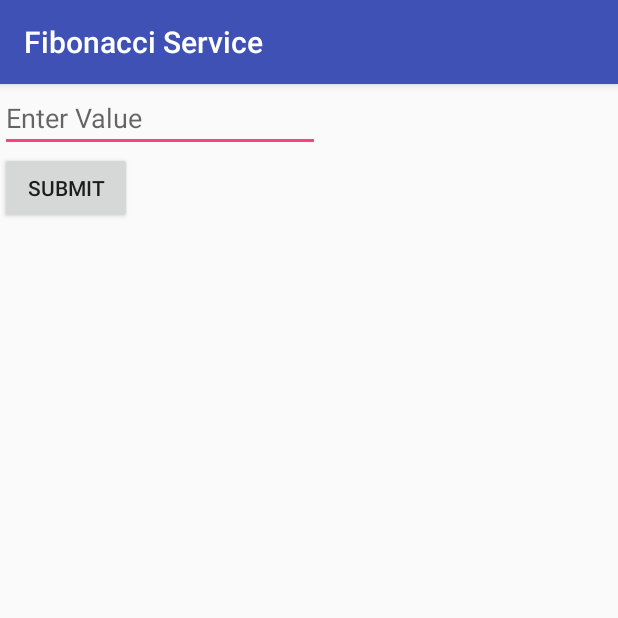
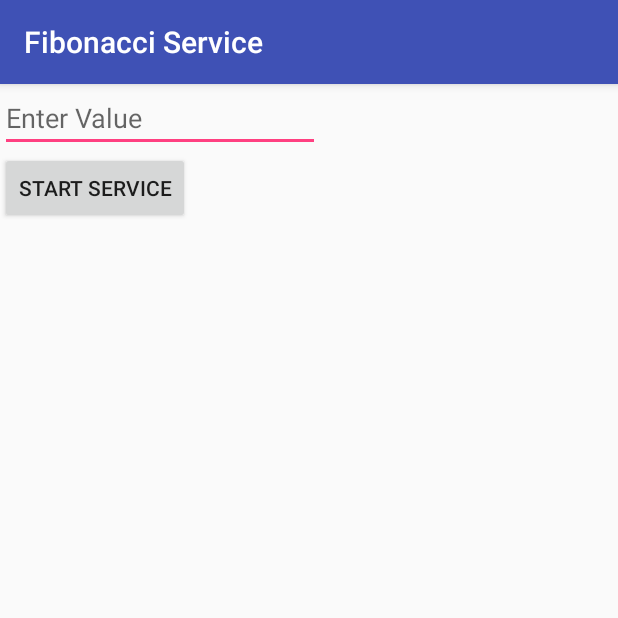
Before and after one commit to juanmendez/reviewing-services, an Android app: the screen it shows after launch (MainActivity), on a phone screen of 412 x 824 dp, the top half of it. Run offline under Robolectric (Android 15) with nearby library versions, the phone set to English and light mode, and no system bars.

Commit message:
added stopService

```diff
--- a/app/build.gradle
+++ b/app/build.gradle
@@ -32,6 +32,7 @@ dependencies {
     compile 'com.android.support.constraint:constraint-layout:1.0.2'
     compile 'io.reactivex.rxjava2:rxandroid:2.0.1'
     compile 'io.reactivex.rxjava2:rxjava:2.0.1'
+    //compile 'com.jakewharton.timber:timber:4.5.1'
 
 
     androidTestCompile('com.android.support.test.espresso:espresso-core:2.2.2', {
--- a/app/src/main/java/info/juanmendez/android/reviewservices/services/FibonacciService.java
+++ b/app/src/main/java/info/juanmendez/android/reviewservices/services/FibonacciService.java
@@ -40,6 +40,8 @@ public class FibonacciService extends Service {
                 Log.i("FibonacciService", "running in " + Thread.currentThread().getName() );
                 String result = "";
 
+                // See more at: http://www.java2novice.com/java-interview-programs/fibonacci-series/
+
                 int[] feb = new int[febCount];
                 feb[0] = 0;
                 feb[1] = 1;
@@ -50,8 +52,6 @@ public class FibonacciService extends Service {
                 for(int i=0; i< febCount; i++){
                     result +=  feb[i] + " ";
                 }
-
-                // See more at: http://www.java2novice.com/java-interview-programs/fibonacci-series/#sthash.Clgk0pQ4.dpuf
 
                 return result;
             }).subscribeOn(Schedulers.computation())
@@ -67,6 +67,7 @@ public class FibonacciService extends Service {
 
     @Override
     public void onDestroy() {
+        Log.i( "FibonacciService", "good bye!" );
         super.onDestroy();
     }
 }
--- a/app/src/main/res/layout/activity_main.xml
+++ b/app/src/main/res/layout/activity_main.xml
@@ -19,6 +19,6 @@
         android:id="@+id/button"
         android:layout_width="wrap_content"
         android:layout_height="wrap_content"
-        android:text="Submit" />
+        android:text="@string/start_service" />
 
 </LinearLayout>
--- a/app/src/main/res/values/strings.xml
+++ b/app/src/main/res/values/strings.xml
@@ -1,3 +1,5 @@
 <resources>
     <string name="app_name">Fibonacci Service</string>
+    <string name="start_service">Start service</string>
+    <string name="stop_service">Stop service</string>
 </resources>
```
Also changed, not shown: app/src/main/java/info/juanmendez/android/reviewservices/MainActivity.java (+17 -4 lines).
